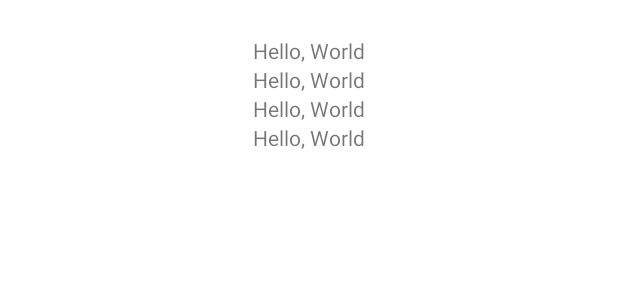
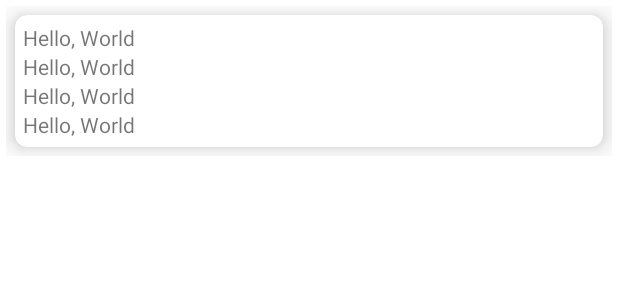
Before and after one commit to Azim87/client, an Android app: the layout item_drivers_order.xml on its own in the app's theme, with its tools: preview values and no code run, on a phone screen of 412 x 824 dp. Shown: the top 300 px of the screen. Run offline under Robolectric (Android 15) with nearby library versions, the phone set to English and light mode, and no system bars.

```diff
--- a/app/src/main/java/com/kubatov/client/App.java
+++ b/app/src/main/java/com/kubatov/client/App.java
@@ -2,13 +2,19 @@ package com.kubatov.client;
 
 import android.app.Application;
 
+import com.kubatov.client.data.RemoteDriversDataSource.DriversRemoteData;
+import com.kubatov.client.data.repository.ClientRepository;
+import com.kubatov.client.data.repository.IClientRepository;
+
 public class App extends Application {
 
     public static App instance;
+    public static IClientRepository clientRepository;
 
     @Override
     public void onCreate() {
         super.onCreate();
         instance = this;
+        clientRepository = new ClientRepository(new DriversRemoteData());
     }
 }
--- a/app/src/main/java/com/kubatov/client/data/RemoteDriversDataSource/IDriversRemoteData.java
+++ b/app/src/main/java/com/kubatov/client/data/RemoteDriversDataSource/IDriversRemoteData.java
@@ -4,5 +4,5 @@ import com.kubatov.client.data.repository.IClientRepository;
 
 public interface IDriversRemoteData {
 
-    void getDriversData(IClientRepository.onClientCallback callback);
+    void getDriversTrips(IClientRepository.onClientCallback callback);
 }
--- a/app/src/main/res/drawable/ic_search_black_24dp.xml
+++ b/app/src/main/res/drawable/ic_search_black_24dp.xml
@@ -1,4 +1,4 @@
-<vector android:height="24dp" android:tint="#00BCD4"
+<vector android:height="24dp" android:tint="#fff"
     android:viewportHeight="24.0" android:viewportWidth="24.0"
     android:width="24dp" xmlns:android="http://schemas.android.com/apk/res/android">
     <path android:fillColor="#FF000000" android:pathData="M15.5,14h-0.79l-0.28,-0.27C15.41,12.59 16,11.11 16,9.5 16,5.91 13.09,3 9.5,3S3,5.91 3,9.5 5.91,16 9.5,16c1.61,0 3.09,-0.59 4.23,-1.57l0.27,0.28v0.79l5,4.99L20.49,19l-4.99,-5zM9.5,14C7.01,14 5,11.99 5,9.5S7.01,5 9.5,5 14,7.01 14,9.5 11.99,14 9.5,14z"/>
--- a/app/src/main/res/layout/item_drivers_order.xml
+++ b/app/src/main/res/layout/item_drivers_order.xml
@@ -1,33 +1,53 @@
 <?xml version="1.0" encoding="utf-8"?>
-<LinearLayout xmlns:android="http://schemas.android.com/apk/res/android"
-    android:padding="16dp"
-    android:layout_marginTop="8dp"
+<RelativeLayout xmlns:android="http://schemas.android.com/apk/res/android"
     android:layout_width="match_parent"
     android:layout_height="wrap_content"
-    android:orientation="vertical">
+    xmlns:app="http://schemas.android.com/apk/res-auto"
+    android:padding="4dp">
+
+    <androidx.cardview.widget.CardView
+        android:id="@+id/card_view"
+        app:cardElevation="10dp"
+        app:cardCornerRadius="8dp"
+        android:layout_margin="6dp"
+        android:layout_width="match_parent"
+        android:layout_height="wrap_content">
+
+        <RelativeLayout
+            android:padding="5dp"
+            android:layout_width="match_parent"
+            android:layout_height="match_parent">
 
         <TextView
             android:id="@+id/hello"
-        android:text="Hello, World"
+            android:layout_width="wrap_content"
+            android:layout_height="wrap_content"
             android:layout_gravity="center"
-        android:layout_width="wrap_content"
-        android:layout_height="wrap_content"/>
+            android:text="Hello, World" />
+
         <TextView
             android:id="@+id/hello2"
-        android:text="Hello, World"
+            android:layout_below="@+id/hello"
+            android:layout_width="wrap_content"
+            android:layout_height="wrap_content"
             android:layout_gravity="center"
-        android:layout_width="wrap_content"
-        android:layout_height="wrap_content"/>
+            android:text="Hello, World" />
+
         <TextView
             android:id="@+id/hello3"
-        android:text="Hello, World"
+            android:layout_below="@+id/hello2"
+            android:layout_width="wrap_content"
+            android:layout_height="wrap_content"
             android:layout_gravity="center"
-        android:layout_width="wrap_content"
-        android:layout_height="wrap_content"/>
+            android:text="Hello, World" />
+
         <TextView
             android:id="@+id/hello4"
-        android:text="Hello, World"
+            android:layout_below="@+id/hello3"
+            android:layout_width="wrap_content"
+            android:layout_height="wrap_content"
             android:layout_gravity="center"
-        android:layout_width="wrap_content"
-        android:layout_height="wrap_content"/>
-</LinearLayout>
+            android:text="Hello, World" />
+        </RelativeLayout>
+    </androidx.cardview.widget.CardView>
+</RelativeLayout>
```
Also changed, not shown: app/src/main/java/com/kubatov/client/data/RemoteDriversDataSource/DriversRemoteData.java (+18 -4 lines), app/src/main/java/com/kubatov/client/data/repository/ClientRepository.java (+16 -4 lines), app/src/main/java/com/kubatov/client/data/repository/IClientRepository.java (+8 -3 lines), app/src/main/java/com/kubatov/client/ui/fragmentOne/DriversRecyclerAdapter.java (+9 -9 lines), app/src/main/java/com/kubatov/client/ui/fragmentOne/SimpleFragmentOne.java (+32 -22 lines), app/src/main/res/layout/fragment_one.xml (+4 -5 lines). Lines whose indentation alone changed are shown as unchanged.
